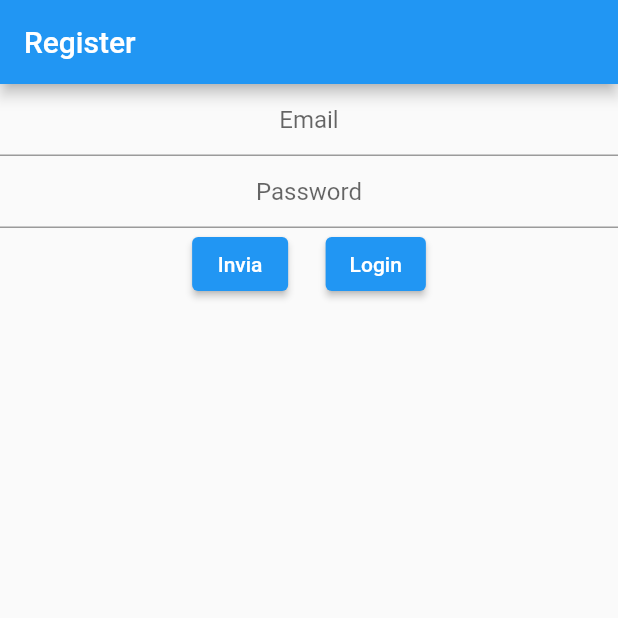
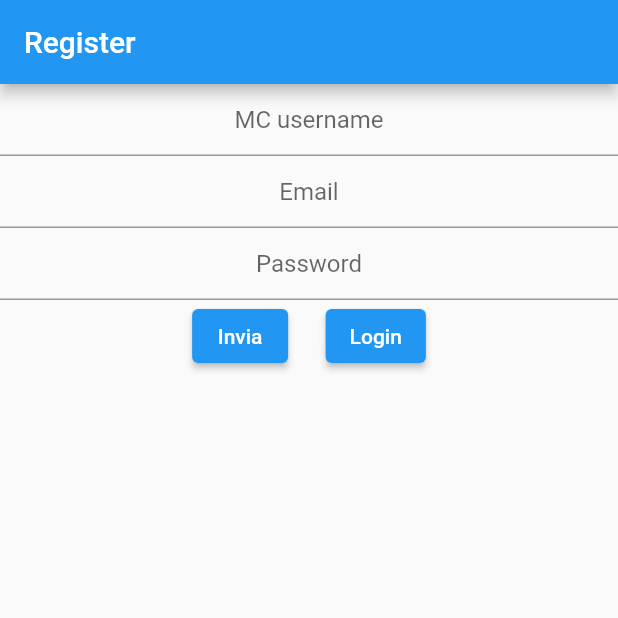
Before and after one commit to apfeet/MCserverFlutterApp, a Flutter app: the screen it shows after launch, on a phone screen of 412 x 824 dp, the top half of it. Run offline on Flutter 3.47's test engine with Material 2 defaults, Android fonts, the phone set to English and light mode, and no system bars; our stand-ins replace appwrite, flutter_dotenv; network calls fail.

Commit message:
Fixes An Added
FIXES👇👇
Error message in login.dart and register.dart barely/completely fixed
ADDED👇👇
MC Username in Register, i'll need this in future for the api connection

```diff
--- a/lib/auth/auth.dart
+++ b/lib/auth/auth.dart
@@ -8,9 +8,11 @@ Client client = Client()
     .setSelfSigned(status: true);
 final account = Account(client);
 
-Future<bool> createAccount(String email, String password) async {
+Future<bool> createAccount(
+    String username, String email, String password) async {
   try {
     await account.create(
+      name: username,
       userId: ID.unique(),
       email: email,
       password: password,
--- a/lib/auth/login.dart
+++ b/lib/auth/login.dart
@@ -38,8 +38,9 @@ class _LoginState extends State<Login> {
                   onPressed: () async {
                     await loginUser(email.text, password.text).then((value) {
                       if (value == false) {
-                        ScaffoldMessenger.of(context)
-                            .showSnackBar(SnackBar(content: Text('errore')));
+                        ScaffoldMessenger.of(context).showSnackBar(
+                            const SnackBar(
+                                content: Text('Email o Password errati!')));
                       } else {
                         Navigator.pushReplacement(context,
                             MaterialPageRoute(builder: (context) => Home()));
--- a/lib/auth/register.dart
+++ b/lib/auth/register.dart
@@ -12,6 +12,7 @@ class Register extends StatefulWidget {
 class _RegisterState extends State<Register> {
   TextEditingController email = TextEditingController();
   TextEditingController password = TextEditingController();
+  TextEditingController username = TextEditingController();
 
   @override
   Widget build(BuildContext context) {
@@ -21,6 +22,11 @@ class _RegisterState extends State<Register> {
       ),
       body: Column(
         children: [
+          TextField(
+            controller: username,
+            textAlign: TextAlign.center,
+            decoration: InputDecoration(hintText: 'MC username'),
+          ),
           TextField(
             controller: email,
             textAlign: TextAlign.center,
@@ -37,7 +43,8 @@ class _RegisterState extends State<Register> {
               ElevatedButton(
                 onPressed: () async {
                   try {
-                    await createAccount(email.text, password.text);
+                    await createAccount(
+                        username.text, email.text, password.text);
                     // ignore: use_build_context_synchronously
                     Navigator.push(
                       context,
@@ -62,6 +69,9 @@ class _RegisterState extends State<Register> {
                           content: Text(errorMessage),
                         ),
                       );
+                    } else {
+                      Navigator.pushReplacement(context,
+                          MaterialPageRoute(builder: (context) => Login()));
                     }
                   }
                 },
--- a/lib/main.dart
+++ b/lib/main.dart
@@ -11,8 +11,6 @@ Future<void> main() async {
 
 class MyApp extends StatelessWidget {
   const MyApp({super.key});
-
-  // This widget is the root of your application.
   @override
   Widget build(BuildContext context) {
     return const MaterialApp(
```
